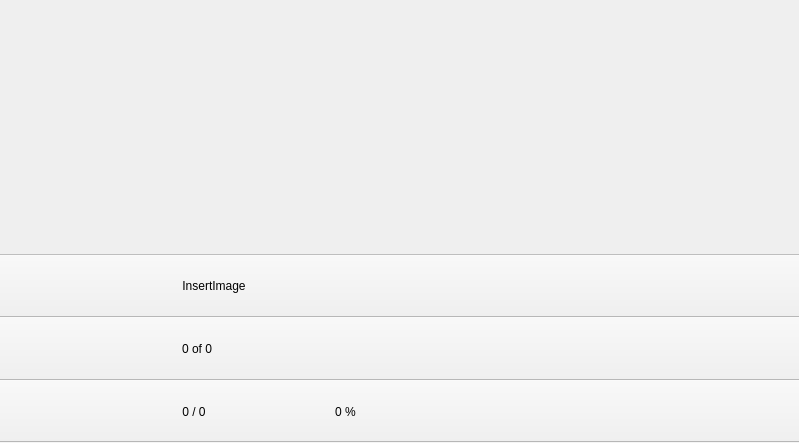
The window that tools/f-office/MainWindow.ui (KDE/calligra) describes before a commit, drawn with Qt 5.
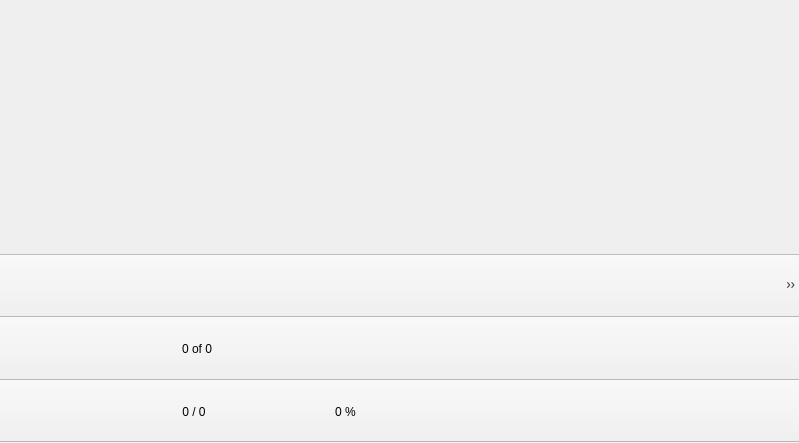
The same window after the commit. Icons and pictures are not drawn.

Patch:
```diff
--- a/tools/f-office/MainWindow.ui
+++ b/tools/f-office/MainWindow.ui
@@ -117,6 +117,8 @@
    <addaction name="actionSelect"/>
    <addaction name="actionInsert"/>
    <addaction name="actionInsertImage"/>
+   <addaction name="actionInsertTextShape"/>
+   <addaction name="actionInsertTable"/>
    <addaction name="actionShowCCP"/>
    <addaction name="actionCut"/>
    <addaction name="actionCopy"/>
@@ -484,7 +486,7 @@
      <normaloff>:/images/48x48/Edittoolbaricons/Picture.png</normaloff>:/images/48x48/Edittoolbaricons/Picture.png</iconset>
    </property>
    <property name="text">
-    <string>InsertImage</string>
+    <string/>
    </property>
   </action>
   <action name="actionInsert">
@@ -520,6 +522,27 @@
     <bool>true</bool>
    </property>
   </action>
+  <action name="actionInsertTextShape">
+   <property name="icon">
+    <iconset resource="FreOffice.qrc">
+     <normaloff>:/images/48x48/Edittoolbaricons/TextInsert.png</normaloff>:/images/48x48/Edittoolbaricons/TextInsert.png</iconset>
+   </property>
+   <property name="text">
+    <string/>
+   </property>
+   <property name="toolTip">
+    <string>insert text shape</string>
+   </property>
+  </action>
+  <action name="actionInsertTable">
+   <property name="icon">
+    <iconset resource="FreOffice.qrc">
+     <normaloff>:/images/48x48/Edittoolbaricons/InsertTable.png</normaloff>:/images/48x48/Edittoolbaricons/InsertTable.png</iconset>
+   </property>
+   <property name="text">
+    <string/>
+   </property>
+  </action>
  </widget>
  <resources>
   <include location="FreOffice.qrc"/>
```
Left out of the diff: 3 changed lines with no effect on the pictures.
